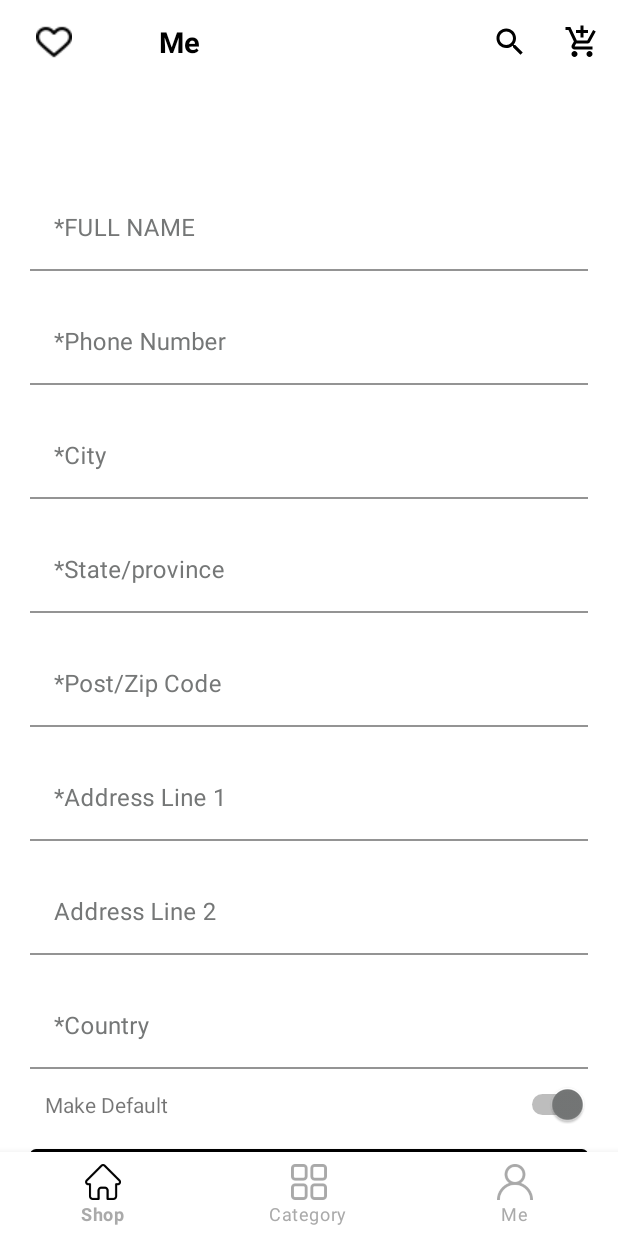
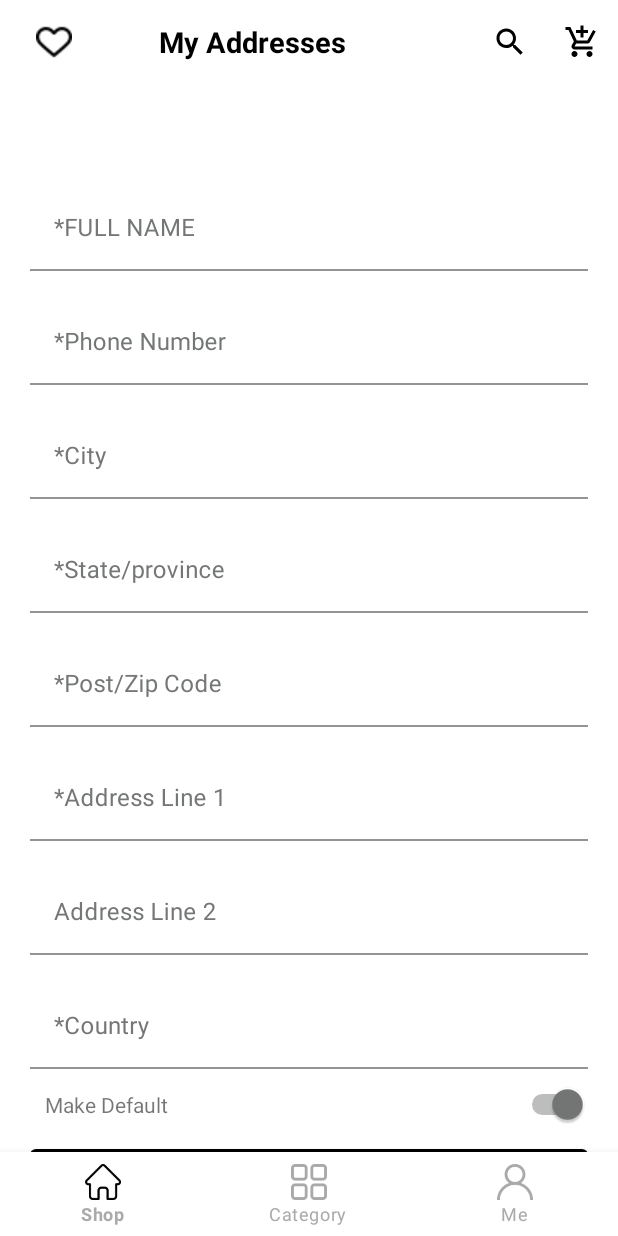
Before and after one commit to OlaAbaza/ecommerce-app, an Android app: the AddressFragment screen opened through its navigation route, after a tap on "+ ADD A SHIPPING ADDRESS", on a phone screen of 412 x 824 dp. Run offline under Robolectric (Android 15) with nearby library versions, the phone set to English and light mode, and no system bars; our stand-ins replace Room's generated code, Timber, navigation-ui; libraries missing offline, so code that uses them is left out: com.ogaclejapan.smarttablayout; 15 statements that could not run were skipped.

Commit message:
design enhancement

```diff
--- a/app/src/main/java/com/example/shopy/ui/customerAddress/AddAddressFragment.kt
+++ b/app/src/main/java/com/example/shopy/ui/customerAddress/AddAddressFragment.kt
@@ -24,6 +24,7 @@ import com.example.shopy.models.Addresse
 import com.example.shopy.models.CreateAddress
 import com.example.shopy.models.UpdateAddresse
 import com.example.shopy.util.Utils
+import kotlinx.android.synthetic.main.activity_main.*
 import timber.log.Timber
 
 class AddAddressFragment : Fragment() {
@@ -83,6 +84,9 @@ class AddAddressFragment : Fragment() {
         super.onViewCreated(view, savedInstanceState)
         customerID = meDataSourceReo.loadUsertId()
 
+        requireActivity().toolbar.visibility = View.VISIBLE
+        requireActivity().bottom_nav.visibility = View.VISIBLE
+        requireActivity().toolbar_title.text = "My Addresses"
 
         binding.saveBtn.setOnClickListener {
             if (!validateFields()) {
--- a/app/src/main/java/com/example/shopy/ui/customerAddress/AddressFragment.kt
+++ b/app/src/main/java/com/example/shopy/ui/customerAddress/AddressFragment.kt
@@ -20,6 +20,7 @@ import com.example.shopy.databinding.FragmentAddressBinding
 import com.example.shopy.datalayer.localdatabase.room.RoomService
 import com.example.shopy.datalayer.sharedprefrence.MeDataSharedPrefrenceReposatory
 import com.example.shopy.models.Addresse
+import kotlinx.android.synthetic.main.activity_main.*
 import timber.log.Timber
 
 class AddressFragment : Fragment() {
@@ -54,6 +55,10 @@ class AddressFragment : Fragment() {
 
     override fun onViewCreated(view: View, savedInstanceState: Bundle?) {
         super.onViewCreated(view, savedInstanceState)
+        requireActivity().toolbar.visibility = View.VISIBLE
+        requireActivity().bottom_nav.visibility = View.VISIBLE
+        requireActivity().toolbar_title.text = "My Addresses"
+
         customerID =meDataSourceReo.loadUsertId()
         addressViewModel.getCustomersAddressList(customerID)
 
--- a/app/src/main/java/com/example/shopy/ui/meScreen/MeFragment.kt
+++ b/app/src/main/java/com/example/shopy/ui/meScreen/MeFragment.kt
@@ -56,7 +56,8 @@ class MeFragment : Fragment() {
         )[MeViewModel::class.java]
         wishListData = ArrayList()
 
-
+        requireActivity().toolbar.visibility = View.VISIBLE
+        requireActivity().bottom_nav.visibility = View.VISIBLE
         requireActivity().toolbar_title.text = getString(R.string.me)
         bindingMeScreen.regesterAndLogin.setOnClickListener {
             val action = NavGraphDirections.actionGlobalSignInFragment()
--- a/app/src/main/java/com/example/shopy/ui/shopTab/ShopTabFragment.kt
+++ b/app/src/main/java/com/example/shopy/ui/shopTab/ShopTabFragment.kt
@@ -22,6 +22,7 @@ import com.example.shopy.ui.shopTab.shopTabCategories.WomanProductsFragment
 import com.google.android.material.bottomnavigation.BottomNavigationView
 import com.ogaclejapan.smarttablayout.utils.v4.FragmentPagerItemAdapter
 import com.ogaclejapan.smarttablayout.utils.v4.FragmentPagerItems
+import kotlinx.android.synthetic.main.activity_main.*
 import kotlinx.android.synthetic.main.fragment_shop_tab.*
 import kotlinx.android.synthetic.main.fragment_shop_tab.view.*
 
@@ -45,6 +46,8 @@ class ShopTabFragment : Fragment() {
 
     override fun onActivityCreated(savedInstanceState: Bundle?) {
         super.onActivityCreated(savedInstanceState)
+        requireActivity().toolbar.visibility = View.VISIBLE
+        requireActivity().bottom_nav.visibility = View.VISIBLE
         setUpTabBar()
 
     }
```
Also changed, not shown: app/src/main/java/com/example/shopy/ui/shoppingBag/CartFragment.kt (+13 -11 lines).
